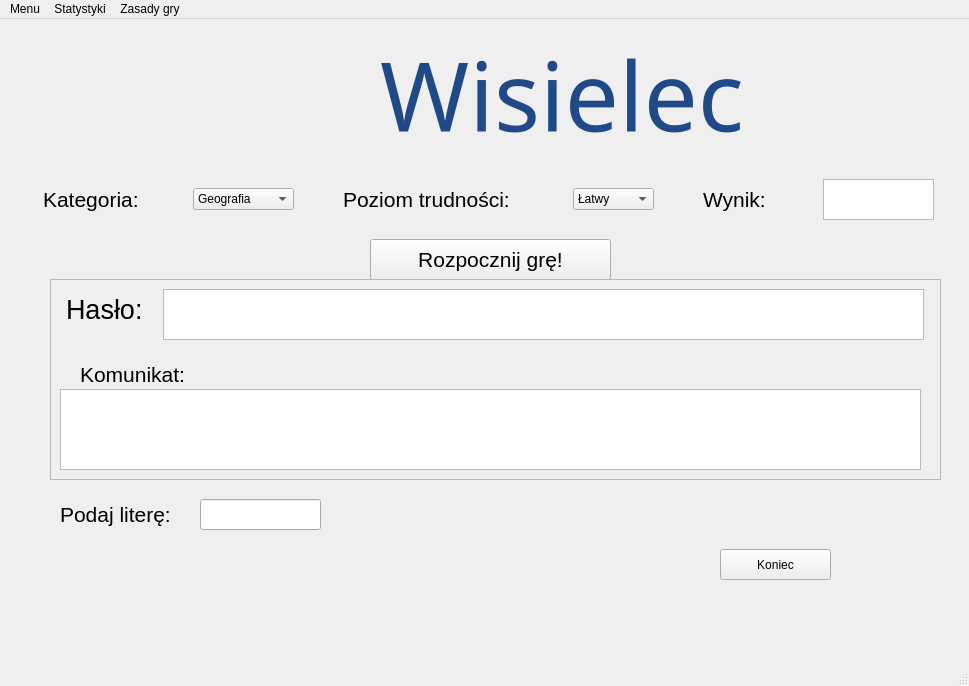
The window that wisielecokno_win.ui (danielw1210/wisielec_npg) describes before a commit, drawn with Qt 5.
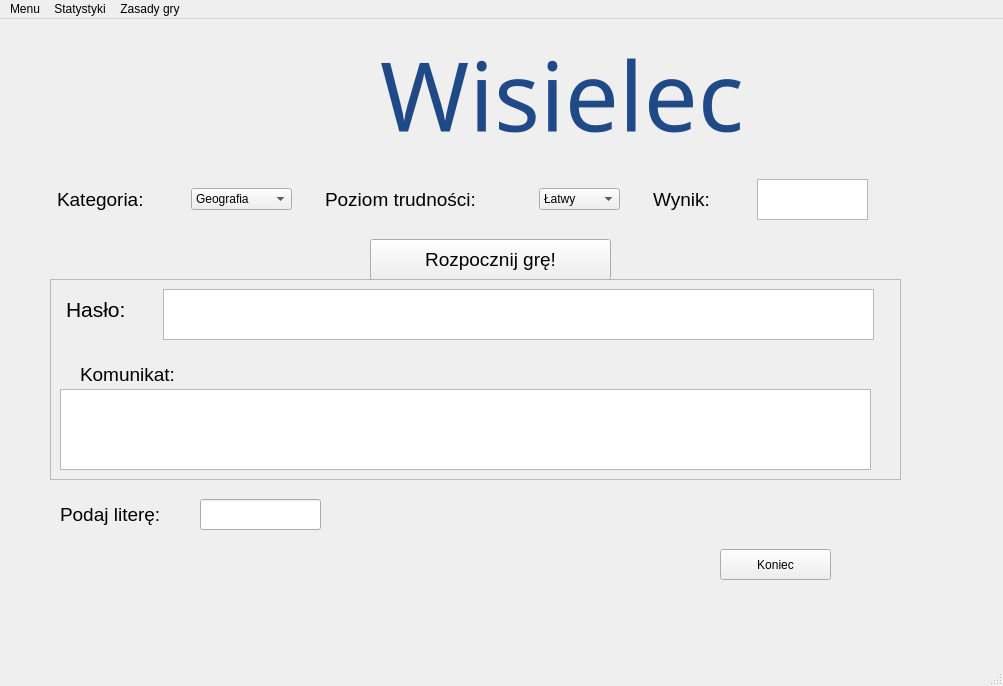
The same window after the commit. Icons and pictures are not drawn.

Diff of the .ui file:
```diff
--- a/wisielecokno_win.ui
+++ b/wisielecokno_win.ui
@@ -9,7 +9,7 @@
    <rect>
     <x>0</x>
     <y>0</y>
-    <width>969</width>
+    <width>1003</width>
     <height>686</height>
    </rect>
   </property>
@@ -96,7 +96,7 @@
     </property>
     <property name="font">
      <font>
-      <pointsize>16</pointsize>
+      <pointsize>14</pointsize>
      </font>
     </property>
     <property name="text">
@@ -114,8 +114,7 @@
     </property>
     <property name="font">
      <font>
-      <family>Arial</family>
-      <pointsize>16</pointsize>
+      <pointsize>14</pointsize>
      </font>
     </property>
     <property name="text">
@@ -127,7 +126,7 @@
      <rect>
       <x>50</x>
       <y>260</y>
-      <width>891</width>
+      <width>851</width>
       <height>201</height>
      </rect>
     </property>
@@ -142,7 +141,7 @@
       <rect>
        <x>113</x>
        <y>10</y>
-       <width>761</width>
+       <width>711</width>
        <height>51</height>
       </rect>
      </property>
@@ -166,8 +165,7 @@
      </property>
      <property name="font">
       <font>
-       <family>Arial</family>
-       <pointsize>20</pointsize>
+       <pointsize>16</pointsize>
       </font>
      </property>
      <property name="text">
@@ -185,8 +183,7 @@
      </property>
      <property name="font">
       <font>
-       <family>Arial</family>
-       <pointsize>16</pointsize>
+       <pointsize>14</pointsize>
       </font>
      </property>
      <property name="text">
@@ -198,7 +195,7 @@
       <rect>
        <x>10</x>
        <y>110</y>
-       <width>861</width>
+       <width>811</width>
        <height>81</height>
       </rect>
      </property>
@@ -228,9 +225,9 @@
    <widget class="QWidget" name="layoutWidget">
     <property name="geometry">
      <rect>
-      <x>0</x>
+      <x>30</x>
       <y>160</y>
-      <width>981</width>
+      <width>871</width>
       <height>41</height>
      </rect>
     </property>
@@ -245,8 +242,7 @@
        </property>
        <property name="font">
         <font>
-         <family>Arial</family>
-         <pointsize>16</pointsize>
+         <pointsize>14</pointsize>
         </font>
        </property>
        <property name="text">
@@ -304,8 +300,7 @@
        </property>
        <property name="font">
         <font>
-         <family>Arial</family>
-         <pointsize>16</pointsize>
+         <pointsize>14</pointsize>
         </font>
        </property>
        <property name="text">
@@ -348,8 +343,7 @@
        </property>
        <property name="font">
         <font>
-         <family>Arial</family>
-         <pointsize>16</pointsize>
+         <pointsize>14</pointsize>
         </font>
        </property>
        <property name="text">
@@ -396,7 +390,7 @@
     <rect>
      <x>0</x>
      <y>0</y>
-     <width>969</width>
+     <width>1003</width>
      <height>21</height>
     </rect>
    </property>
```
